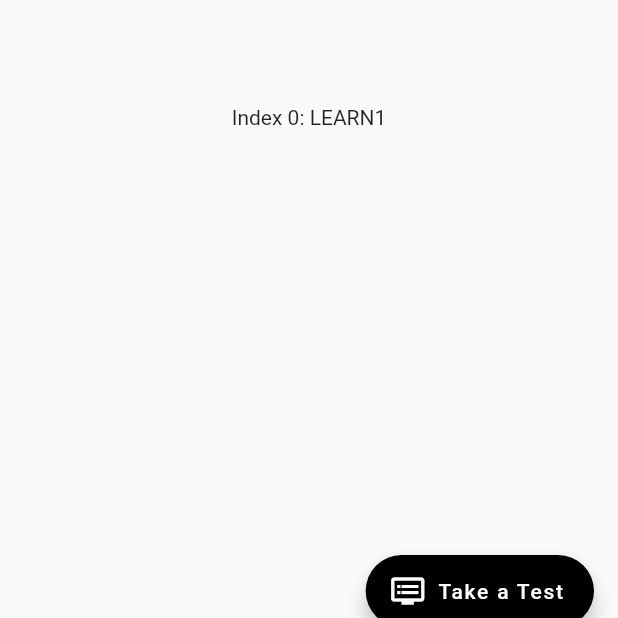
After one commit to ajacin/clear-nursing, a Flutter app: the screen it shows after launch, on a phone screen of 412 x 824 dp, the part 501-1119 px from its top. The commit adds this screen. Run offline on Flutter 3.47's test engine with Material 2 defaults, Android fonts, the phone set to English and light mode, and no system bars; our stand-ins replace google_fonts.

Commit message:
Homepage moved to own file

```diff
--- /dev/null
+++ b/lib/screens/pages/home.dart
@@ -0,0 +1,75 @@
+import 'package:flutter/material.dart';
+import 'package:google_fonts/google_fonts.dart';
+
+class HomeScreen extends StatefulWidget {
+  HomeScreen({Key key, this.title}) : super(key: key);
+  final String title;
+  @override
+  _HomeScreenState createState() => _HomeScreenState();
+}
+
+class _HomeScreenState extends State<HomeScreen>
+    with SingleTickerProviderStateMixin {
+  int _selectedIndex = 0;
+  static const List<Widget> _widgetOptions = <Widget>[
+  Text(
+    'Index 0: LEARN1',
+  ),
+  Text(
+     'Index 1: PRACTICE',
+  ),
+  Text(
+     'Index 2: MORE',
+  ),
+];
+  void _onItemTapped(int index) {
+  setState(() {
+    _selectedIndex = index;
+  });
+}
+  @override
+  Widget build(BuildContext context) {
+    return Scaffold(
+      appBar: AppBar(
+        // Here we take the value from the MyHomePage object that was created by
+        // the App.build method, and use it to set our appbar title.
+        titleSpacing: 0.0,
+        leading: Icon(Icons.local_hospital),
+        title: Text(widget.title,
+        style: GoogleFonts.roboto(
+          fontSize: 25.0,
+          fontWeight: FontWeight.bold),),
+        elevation: 0,
+        backgroundColor: Theme.of(context).primaryColor,
+      ),
+      body: Center(
+        // Center is a layout widget. It takes a single child and positions it
+        // in the middle of the parent.
+        child:_widgetOptions.elementAt(_selectedIndex),
+      ),
+      bottomNavigationBar: BottomNavigationBar(
+      items: const <BottomNavigationBarItem>[
+        BottomNavigationBarItem(
+          icon: Icon(Icons.school),
+          title: Text('Learn'),
+        ),
+        BottomNavigationBarItem(
+          icon: Icon(Icons.list),
+          title: Text('Practice'),
+        ),
+        BottomNavigationBarItem(
+          icon: Icon(Icons.more_vert),
+          title: Text('More'),
+        ),
+      ],
+      currentIndex: _selectedIndex,
+      selectedItemColor: Theme.of(context).highlightColor,
+      onTap: _onItemTapped,
+    ),
+      floatingActionButton: FloatingActionButton.extended(
+        label: Text('Take a Test'),
+        icon: Icon(Icons.dvr),
+      ), // This traili
+    );
+  }
+}
```
Also changed, not shown: lib/main.dart (+2 -104 lines).
